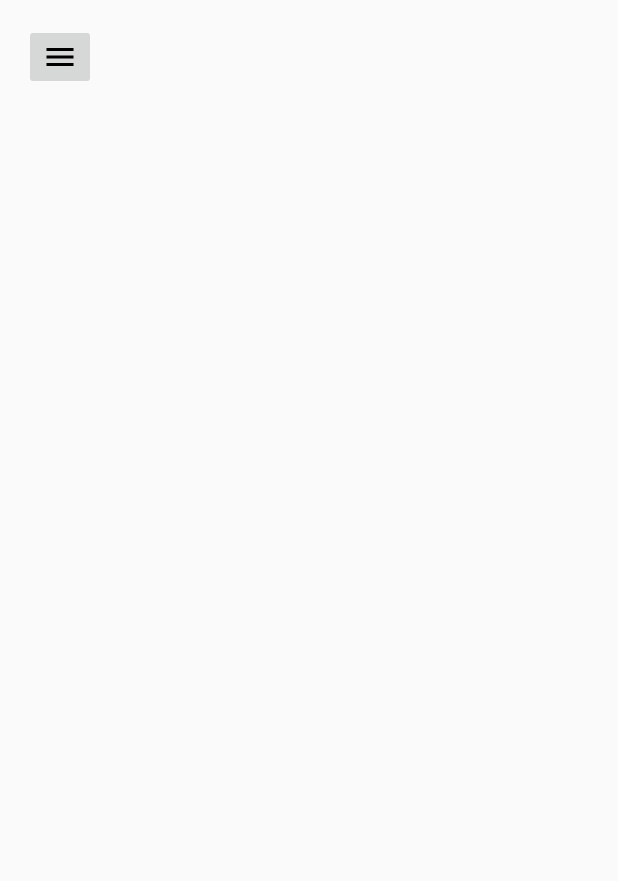
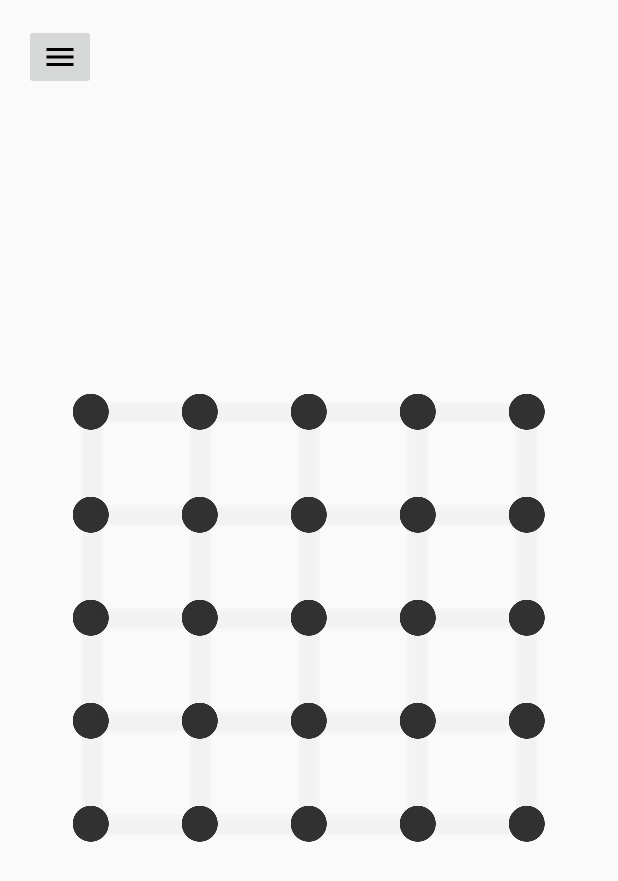
Before and after one commit to petreman/AUCSC-220-2019-Term-Project, an Android app: the screen it shows after launch (MainActivity), on a phone screen of 412 x 824 dp. Shown: the top 881 px of the screen. Run offline under Robolectric (Android 15) with nearby library versions, the phone set to English and light mode, and no system bars.

Commit message:
Changed fence alpha values for the 5x5 grid to be almost transparent

```diff
--- a/app/src/main/java/com/example/piggiesteam4/GridFragment.java
+++ b/app/src/main/java/com/example/piggiesteam4/GridFragment.java
@@ -67,7 +67,7 @@ public class GridFragment extends Fragment {
     public View onCreateView(LayoutInflater inflater, ViewGroup container,
                              Bundle savedInstanceState) {
         // Inflate the layout for this fragment
-        return inflater.inflate(R.layout.fragment_grid_66, container, false);
+        return inflater.inflate(R.layout.fragment_grid_55, container, false);
     }
 
     // TODO: Rename method, update argument and hook method into UI event
--- a/app/src/main/res/layout/content_main.xml
+++ b/app/src/main/res/layout/content_main.xml
@@ -20,8 +20,8 @@
         android:id="@+id/fragment_container"
         android:layout_width="match_parent"
         android:layout_height="0dp"
-        android:layout_marginTop="100dp"
-        android:layout_marginBottom="100dp"
+        android:layout_marginTop="80dp"
+        android:layout_marginBottom="80dp"
         app:layout_constraintBottom_toBottomOf="parent"
         app:layout_constraintTop_toTopOf="parent"
         app:layout_constraintDimensionRatio="w,1:1"/>
--- a/app/src/main/res/layout/fragment_grid_55.xml
+++ b/app/src/main/res/layout/fragment_grid_55.xml
@@ -4,7 +4,8 @@
     xmlns:tools="http://schemas.android.com/tools"
     android:layout_width="match_parent"
     android:layout_height="match_parent"
-    android:orientation="vertical">
+    android:orientation="vertical"
+    >
 
     <androidx.constraintlayout.widget.Guideline
         android:id="@+id/guideline2"
@@ -51,6 +52,7 @@
         android:layout_width="wrap_content"
         android:layout_height="wrap_content"
         android:translationZ="100dp"
+        android:alpha="1.0"
         app:layout_constraintBottom_toBottomOf="@+id/guideline"
         app:layout_constraintEnd_toStartOf="@+id/grid_55_post_02"
         app:layout_constraintHorizontal_bias="0.5"
@@ -163,6 +165,7 @@
         android:id="@+id/grid_55_hfence_00"
         android:layout_width="72dp"
         android:layout_height="25dp"
+        android:alpha="0.1"
         android:translationZ="0dp"
         app:layout_constraintBottom_toBottomOf="@+id/guideline"
         app:layout_constraintEnd_toEndOf="@+id/grid_55_post_01"
@@ -174,6 +177,7 @@
         android:id="@+id/grid_55_hfence_01"
         android:layout_width="72dp"
         android:layout_height="25dp"
+        android:alpha="0.1"
         android:translationZ="0dp"
         app:layout_constraintBottom_toBottomOf="@+id/guideline"
         app:layout_constraintEnd_toEndOf="@+id/grid_55_post_02"
@@ -185,6 +189,7 @@
         android:id="@+id/grid_55_hfence_02"
         android:layout_width="72dp"
         android:layout_height="25dp"
+        android:alpha="0.1"
         android:translationZ="0dp"
         app:layout_constraintBottom_toBottomOf="@+id/guideline"
         app:layout_constraintEnd_toEndOf="@+id/grid_55_post_03"
@@ -196,6 +201,7 @@
         android:id="@+id/grid_55_hfence_03"
         android:layout_width="72dp"
         android:layout_height="25dp"
+        android:alpha="0.1"
         android:translationZ="0dp"
         app:layout_constraintBottom_toBottomOf="@+id/guideline"
         app:layout_constraintEnd_toEndOf="@+id/grid_55_post_04"
@@ -222,6 +228,7 @@
         android:id="@+id/grid_vfence_00"
         android:layout_width="22dp"
         android:layout_height="72dp"
+        android:alpha="0.1"
         android:translationZ="0dp"
         app:layout_constraintBottom_toBottomOf="@+id/grid_55_post_10"
         app:layout_constraintEnd_toStartOf="@+id/grid_vfence_01"
@@ -233,6 +240,7 @@
         android:id="@+id/grid_vfence_01"
         android:layout_width="22dp"
         android:layout_height="72dp"
+        android:alpha="0.1"
         android:translationZ="0dp"
         app:layout_constraintBottom_toBottomOf="@+id/grid_55_post_11"
         app:layout_constraintEnd_toStartOf="@+id/grid_vfence_02"
@@ -244,6 +252,7 @@
         android:id="@+id/grid_vfence_02"
         android:layout_width="22dp"
         android:layout_height="72dp"
+        android:alpha="0.1"
         android:translationZ="0dp"
         app:layout_constraintBottom_toBottomOf="@+id/grid_55_post_12"
         app:layout_constraintEnd_toStartOf="@+id/grid_vfence_03"
@@ -255,6 +264,7 @@
         android:id="@+id/grid_vfence_03"
         android:layout_width="22dp"
         android:layout_height="72dp"
+        android:alpha="0.1"
         android:translationZ="0dp"
         app:layout_constraintBottom_toBottomOf="@+id/grid_55_post_13"
         app:layout_constraintEnd_toStartOf="@+id/grid_vfence_04"
@@ -266,6 +276,7 @@
         android:id="@+id/grid_vfence_04"
         android:layout_width="22dp"
         android:layout_height="72dp"
+        android:alpha="0.1"
         android:translationZ="0dp"
         app:layout_constraintBottom_toBottomOf="@+id/grid_55_post_14"
         app:layout_constraintEnd_toEndOf="parent"
@@ -469,6 +480,7 @@
         android:id="@+id/grid_55_hfence_10"
         android:layout_width="72dp"
         android:layout_height="25dp"
+        android:alpha="0.1"
         android:translationZ="0dp"
         app:layout_constraintBottom_toBottomOf="@+id/guideline2"
         app:layout_constraintEnd_toEndOf="@+id/grid_55_post_11"
@@ -480,6 +492,7 @@
         android:id="@+id/grid_55_hfence_11"
         android:layout_width="72dp"
         android:layout_height="25dp"
+        android:alpha="0.1"
         android:translationZ="0dp"
         app:layout_constraintBottom_toBottomOf="@+id/guideline2"
         app:layout_constraintEnd_toEndOf="@+id/grid_55_post_12"
@@ -491,6 +504,7 @@
         android:id="@+id/grid_55_hfence_12"
         android:layout_width="72dp"
         android:layout_height="25dp"
+        android:alpha="0.1"
         android:translationZ="0dp"
         app:layout_constraintBottom_toBottomOf="@+id/guideline2"
         app:layout_constraintEnd_toEndOf="@+id/grid_55_post_13"
@@ -502,6 +516,7 @@
         android:id="@+id/grid_55_hfence_13"
         android:layout_width="72dp"
         android:layout_height="25dp"
+        android:alpha="0.1"
         android:translationZ="0dp"
         app:layout_constraintBottom_toBottomOf="@+id/guideline2"
         app:layout_constraintEnd_toEndOf="@+id/grid_55_post_14"
@@ -513,6 +528,7 @@
         android:id="@+id/grid_vfence_10"
         android:layout_width="22dp"
         android:layout_height="72dp"
+        android:alpha="0.1"
         android:translationZ="0dp"
         app:layout_constraintBottom_toBottomOf="@+id/grid_55_post_20"
         app:layout_constraintEnd_toStartOf="@+id/grid_vfence_11"
@@ -524,6 +540,7 @@
         android:id="@+id/grid_vfence_11"
         android:layout_width="22dp"
         android:layout_height="72dp"
+        android:alpha="0.1"
         android:translationZ="0dp"
         app:layout_constraintBottom_toBottomOf="@+id/grid_55_post_21"
         app:layout_constraintEnd_toStartOf="@+id/grid_vfence_12"
@@ -535,6 +552,7 @@
         android:id="@+id/grid_vfence_12"
         android:layout_width="22dp"
         android:layout_height="72dp"
+        android:alpha="0.1"
         android:translationZ="0dp"
         app:layout_constraintBottom_toBottomOf="@+id/grid_55_post_22"
         app:layout_constraintEnd_toStartOf="@+id/grid_vfence_13"
@@ -546,6 +564,7 @@
         android:id="@+id/grid_vfence_13"
         android:layout_width="22dp"
         android:layout_height="72dp"
+        android:alpha="0.1"
         android:translationZ="0dp"
         app:layout_constraintBottom_toBottomOf="@+id/grid_55_post_23"
         app:layout_constraintEnd_toStartOf="@+id/grid_vfence_14"
@@ -557,6 +576,7 @@
         android:id="@+id/grid_vfence_14"
         android:layout_width="22dp"
         android:layout_height="72dp"
+        android:alpha="0.1"
         android:translationZ="0dp"
         app:layout_constraintBottom_toBottomOf="@+id/grid_55_post_24"
         app:layout_constraintEnd_toEndOf="parent"
@@ -568,6 +588,7 @@
         android:id="@+id/grid_55_hfence_20"
         android:layout_width="72dp"
         android:layout_height="25dp"
+        android:alpha="0.1"
         android:translationZ="0dp"
         app:layout_constraintBottom_toBottomOf="@+id/guideline3"
         app:layout_constraintEnd_toEndOf="@+id/grid_55_post_21"
@@ -579,6 +600,7 @@
         android:id="@+id/grid_55_hfence_21"
         android:layout_width="72dp"
         android:layout_height="25dp"
+        android:alpha="0.1"
         android:translationZ="0dp"
         app:layout_constraintBottom_toBottomOf="@+id/guideline3"
         app:layout_constraintEnd_toEndOf="@+id/grid_55_post_22"
@@ -590,6 +612,7 @@
         android:id="@+id/grid_55_hfence_22"
         android:layout_width="72dp"
         android:layout_height="25dp"
+        android:alpha="0.1"
         android:translationZ="0dp"
         app:layout_constraintBottom_toBottomOf="@+id/guideline3"
         app:layout_constraintEnd_toEndOf="@+id/grid_55_post_23"
@@ -601,6 +624,7 @@
         android:id="@+id/grid_55_hfence_23"
         android:layout_width="72dp"
         android:layout_height="25dp"
+        android:alpha="0.1"
         android:translationZ="0dp"
         app:layout_constraintBottom_toBottomOf="@+id/guideline3"
         app:layout_constraintEnd_toEndOf="@+id/grid_55_post_24"
@@ -612,6 +636,7 @@
         android:id="@+id/grid_vfence_20"
         android:layout_width="22dp"
         android:layout_height="72dp"
+        android:alpha="0.1"
         android:translationZ="0dp"
         app:layout_constraintBottom_toBottomOf="@+id/grid_55_post_30"
         app:layout_constraintEnd_toStartOf="@+id/grid_vfence_21"
@@ -623,6 +648,7 @@
         android:id="@+id/grid_vfence_21"
         android:layout_width="22dp"
         android:layout_height="72dp"
+        android:alpha="0.1"
         android:translationZ="0dp"
         app:layout_constraintBottom_toBottomOf="@+id/grid_55_post_31"
         app:layout_constraintEnd_toStartOf="@+id/grid_vfence_22"
@@ -634,6 +660,7 @@
         android:id="@+id/grid_vfence_22"
         android:layout_width="22dp"
         android:layout_height="72dp"
+        android:alpha="0.1"
         android:translationZ="0dp"
         app:layout_constraintBottom_toBottomOf="@+id/grid_55_post_32"
         app:layout_constraintEnd_toStartOf="@+id/grid_vfence_23"
@@ -645,6 +672,7 @@
         android:id="@+id/grid_vfence_23"
         android:layout_width="22dp"
         android:layout_height="72dp"
+        android:alpha="0.1"
         android:translationZ="0dp"
         app:layout_constraintBottom_toBottomOf="@+id/grid_55_post_33"
         app:layout_constraintEnd_toStartOf="@+id/grid_vfence_24"
@@ -656,6 +684,7 @@
         android:id="@+id/grid_vfence_24"
         android:layout_width="22dp"
         android:layout_height="72dp"
+        android:alpha="0.1"
         android:translationZ="0dp"
         app:layout_constraintBottom_toBottomOf="@+id/grid_55_post_34"
         app:layout_constraintEnd_toEndOf="parent"
@@ -667,6 +696,7 @@
         android:id="@+id/grid_55_hfence_30"
         android:layout_width="72dp"
         android:layout_height="25dp"
+        android:alpha="0.1"
         android:translationZ="0dp"
         app:layout_constraintBottom_toBottomOf="@+id/guideline4"
         app:layout_constraintEnd_toEndOf="@+id/grid_55_post_31"
@@ -678,6 +708,7 @@
         android:id="@+id/grid_55_hfence_31"
         android:layout_width="72dp"
         android:layout_height="25dp"
+        android:alpha="0.1"
         android:translationZ="0dp"
         app:layout_constraintBottom_toBottomOf="@+id/guideline4"
         app:layout_constraintEnd_toEndOf="@+id/grid_55_post_32"
@@ -689,6 +720,7 @@
         android:id="@+id/grid_55_hfence_32"
         android:layout_width="72dp"
         android:layout_height="25dp"
+        android:alpha="0.1"
         android:translationZ="0dp"
         app:layout_constraintBottom_toBottomOf="@+id/guideline4"
         app:layout_constraintEnd_toEndOf="@+id/grid_55_post_33"
@@ -700,6 +732,7 @@
         android:id="@+id/grid_55_hfence_33"
         android:layout_width="72dp"
         android:layout_height="25dp"
+        android:alpha="0.1"
         android:translationZ="0dp"
         app:layout_constraintBottom_toBottomOf="@+id/guideline4"
         app:layout_constraintEnd_toEndOf="@+id/grid_55_post_34"
@@ -711,6 +744,7 @@
         android:id="@+id/grid_vfence_30"
         android:layout_width="22dp"
         android:layout_height="72dp"
+        android:alpha="0.1"
         android:translationZ="0dp"
         app:layout_constraintBottom_toBottomOf="@+id/grid_55_post_40"
         app:layout_constraintEnd_toStartOf="@+id/grid_vfence_31"
@@ -722,6 +756,7 @@
         android:id="@+id/grid_vfence_31"
         android:layout_width="22dp"
         android:layout_height="72dp"
+        android:alpha="0.1"
         android:translationZ="0dp"
         app:layout_constraintBottom_toBottomOf="@+id/grid_55_post_41"
         app:layout_constraintEnd_toStartOf="@+id/grid_vfence_32"
@@ -733,6 +768,7 @@
         android:id="@+id/grid_vfence_32"
         android:layout_width="22dp"
         android:layout_height="72dp"
+        android:alpha="0.1"
         android:translationZ="0dp"
         app:layout_constraintBottom_toBottomOf="@+id/grid_55_post_42"
         app:layout_constraintEnd_toStartOf="@+id/grid_vfence_33"
@@ -744,6 +780,7 @@
         android:id="@+id/grid_vfence_33"
         android:layout_width="22dp"
         android:layout_height="72dp"
+        android:alpha="0.1"
         android:translationZ="0dp"
         app:layout_constraintBottom_toBottomOf="@+id/grid_55_post_43"
         app:layout_constraintEnd_toStartOf="@+id/grid_vfence_34"
@@ -755,6 +792,7 @@
         android:id="@+id/grid_vfence_34"
         android:layout_width="22dp"
         android:layout_height="72dp"
+        android:alpha="0.1"
         android:translationZ="0dp"
         app:layout_constraintBottom_toBottomOf="@+id/grid_55_post_44"
         app:layout_constraintEnd_toEndOf="parent"
@@ -766,6 +804,7 @@
         android:id="@+id/grid_55_hfence_40"
         android:layout_width="72dp"
         android:layout_height="25dp"
+        android:alpha="0.1"
         android:translationZ="0dp"
         app:layout_constraintBottom_toBottomOf="@+id/guideline5"
         app:layout_constraintEnd_toEndOf="@+id/grid_55_post_41"
@@ -777,6 +816,7 @@
         android:id="@+id/grid_55_hfence_41"
         android:layout_width="72dp"
         android:layout_height="25dp"
+        android:alpha="0.1"
         android:translationZ="0dp"
         app:layout_constraintBottom_toBottomOf="@+id/guideline5"
         app:layout_constraintEnd_toEndOf="@+id/grid_55_post_42"
@@ -788,6 +828,7 @@
         android:id="@+id/grid_55_hfence_42"
         android:layout_width="72dp"
         android:layout_height="25dp"
+        android:alpha="0.1"
         android:translationZ="0dp"
         app:layout_constraintBottom_toBottomOf="@+id/guideline5"
         app:layout_constraintEnd_toEndOf="@+id/grid_55_post_43"
@@ -799,6 +840,7 @@
         android:id="@+id/grid_55_hfence_43"
         android:layout_width="72dp"
         android:layout_height="25dp"
+        android:alpha="0.1"
         android:translationZ="0dp"
         app:layout_constraintBottom_toBottomOf="@+id/guideline5"
         app:layout_constraintEnd_toEndOf="@+id/grid_55_post_44"
```
